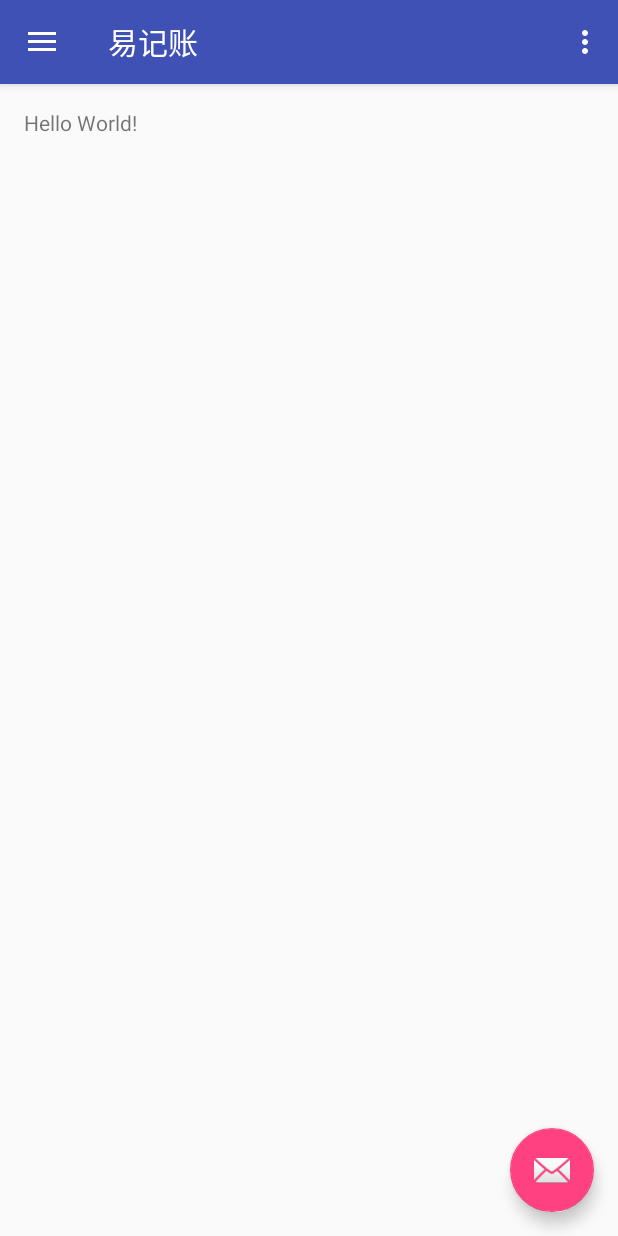
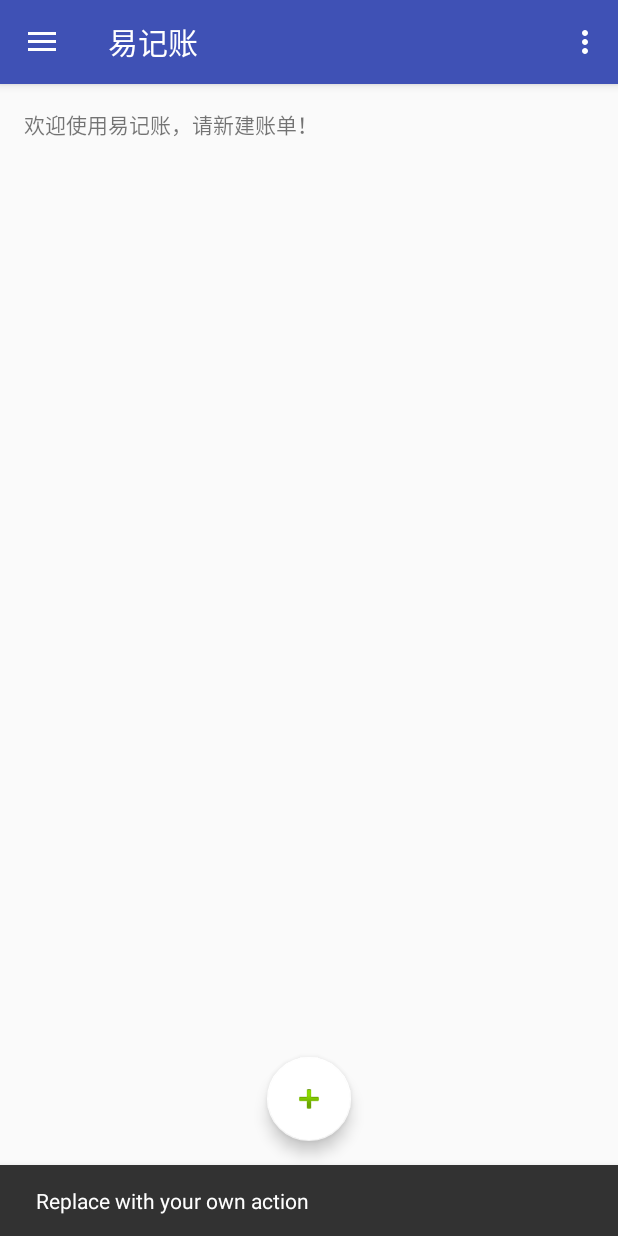
Before and after one commit to supervons/EasyAccounting, an Android app: the screen it shows after launch (MainActivity), after a tap on an icon or button, on a phone screen of 412 x 824 dp. Run offline under Robolectric (Android 15) with nearby library versions, the phone set to English and light mode, and no system bars; 1 other tap on this screen came first.

Commit message:
change app icon and change index pages style.

```diff
--- a/app/src/main/java/example/edz/easyaccounting/MainActivity.java
+++ b/app/src/main/java/example/edz/easyaccounting/MainActivity.java
@@ -2,9 +2,8 @@ package example.edz.easyaccounting;
 
 import android.os.Bundle;
 import android.support.design.widget.FloatingActionButton;
+import android.support.design.widget.NavigationView;
 import android.support.design.widget.Snackbar;
-import android.view.View;
-import android.support.design.widget.NavigationView;
 import android.support.v4.view.GravityCompat;
 import android.support.v4.widget.DrawerLayout;
 import android.support.v7.app.ActionBarDrawerToggle;
@@ -12,6 +11,7 @@ import android.support.v7.app.AppCompatActivity;
 import android.support.v7.widget.Toolbar;
 import android.view.Menu;
 import android.view.MenuItem;
+import android.view.View;
 
 public class MainActivity extends AppCompatActivity
         implements NavigationView.OnNavigationItemSelectedListener {
--- a/app/src/main/res/layout/app_bar_main.xml
+++ b/app/src/main/res/layout/app_bar_main.xml
@@ -27,8 +27,10 @@
         android:id="@+id/fab"
         android:layout_width="wrap_content"
         android:layout_height="wrap_content"
-        android:layout_gravity="bottom|end"
+        android:layout_gravity="bottom|center"
         android:layout_margin="@dimen/fab_margin"
-        app:srcCompat="@android:drawable/ic_dialog_email" />
+        app:backgroundTint="#FFFFFF"
+        app:fabSize="normal"
+        app:srcCompat="@android:drawable/ic_input_add"/>
 
 </android.support.design.widget.CoordinatorLayout>
--- a/app/src/main/res/layout/content_main.xml
+++ b/app/src/main/res/layout/content_main.xml
@@ -16,5 +16,5 @@
     <TextView
         android:layout_width="wrap_content"
         android:layout_height="wrap_content"
-        android:text="Hello World!" />
+        android:text="欢迎使用易记账，请新建账单！" />
 </RelativeLayout>
--- a/app/src/main/res/layout/nav_header_main.xml
+++ b/app/src/main/res/layout/nav_header_main.xml
@@ -23,13 +23,13 @@
         android:layout_width="match_parent"
         android:layout_height="wrap_content"
         android:paddingTop="@dimen/nav_header_vertical_spacing"
-        android:text="Android Studio"
+        android:text="易记账"
         android:textAppearance="@style/TextAppearance.AppCompat.Body1" />
 
     <TextView
         android:id="@+id/textView"
         android:layout_width="wrap_content"
         android:layout_height="wrap_content"
-        android:text="android.studio@android.com" />
+        android:text="您的账单管理专家" />
 
 </LinearLayout>
--- a/app/src/main/res/menu/activity_main_drawer.xml
+++ b/app/src/main/res/menu/activity_main_drawer.xml
@@ -1,5 +1,6 @@
 <?xml version="1.0" encoding="utf-8"?>
-<menu xmlns:android="http://schemas.android.com/apk/res/android">
+<menu xmlns:app="http://schemas.android.com/apk/res-auto"
+    xmlns:android="http://schemas.android.com/apk/res/android">
 
     <group android:checkableBehavior="single">
         <item
```
Also changed, not shown: app/src/main/res/mipmap-hdpi/ic_launcher.png, app/src/main/res/mipmap-mdpi/ic_launcher.png, app/src/main/res/mipmap-xhdpi/ic_launcher.png, app/src/main/res/mipmap-xxhdpi/ic_launcher.png, app/src/main/res/mipmap-xxxhdpi/ic_launcher.png, 1 other file.
